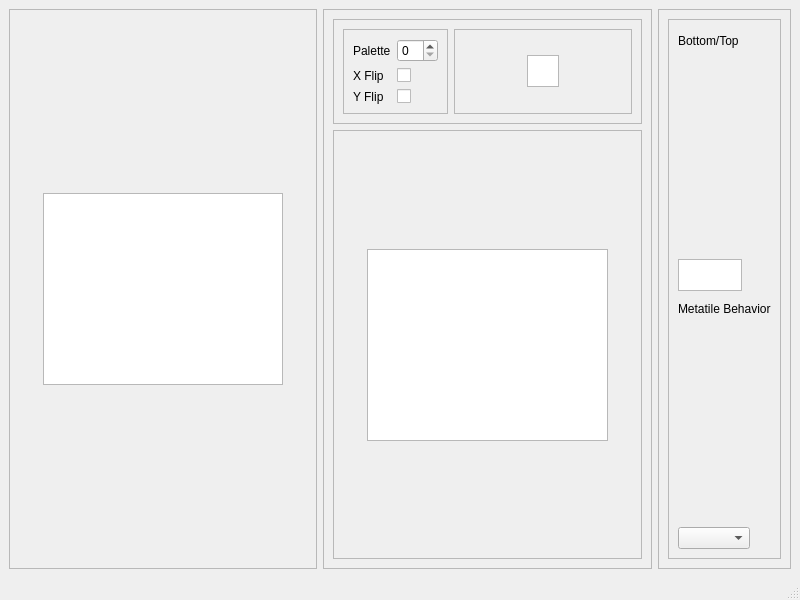
Old version of the form forms/tileseteditor.ui in the repository huderlem/porymap.
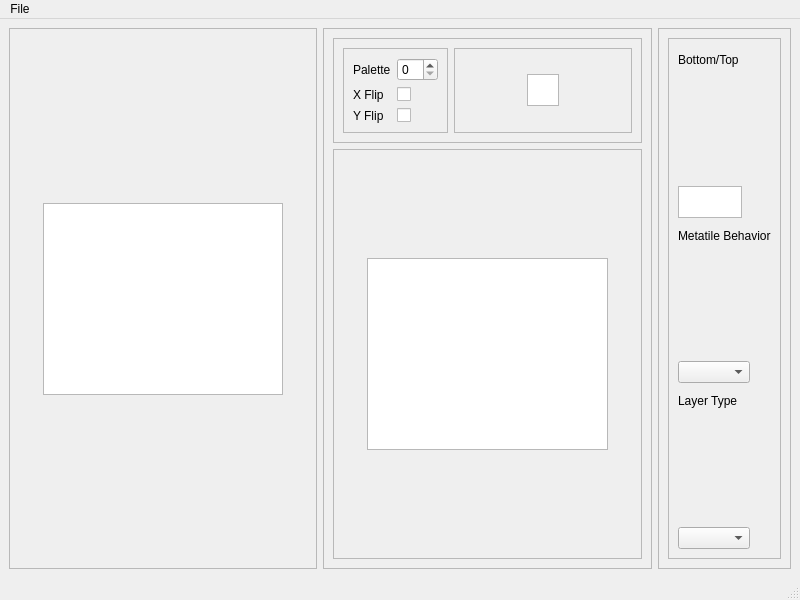
New version of the form.

```diff
--- a/forms/tileseteditor.ui
+++ b/forms/tileseteditor.ui
@@ -337,6 +337,16 @@
           <item row="3" column="0">
            <widget class="QComboBox" name="comboBox_metatileBehaviors"/>
           </item>
+          <item row="4" column="0">
+           <widget class="QLabel" name="label_6">
+            <property name="text">
+             <string>Layer Type</string>
+            </property>
+           </widget>
+          </item>
+          <item row="5" column="0">
+           <widget class="QComboBox" name="comboBox_layerType"/>
+          </item>
          </layout>
         </widget>
        </item>
@@ -354,6 +364,13 @@
      <height>21</height>
     </rect>
    </property>
+   <widget class="QMenu" name="menuFile">
+    <property name="title">
+     <string>File</string>
+    </property>
+    <addaction name="actionSave_Tileset"/>
+   </widget>
+   <addaction name="menuFile"/>
   </widget>
   <widget class="QStatusBar" name="statusbar"/>
  </widget>
```
Left out of the diff: 8 changed lines with no effect on the pictures.
